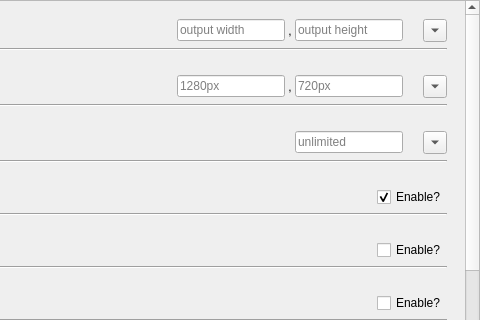
Qt form src/mainwindow.ui (rfrench3/scopebuddy-gui) before a commit; both pictures show x 320 to 800 and y 0 to 320 of the 800 by 600 pixel window.
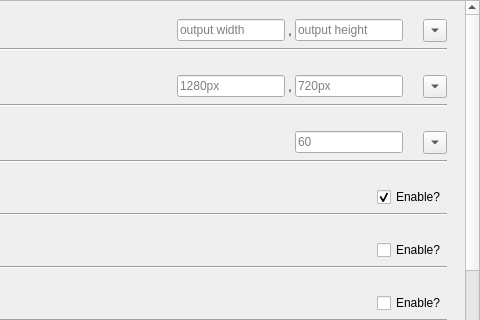
The same form after that commit.

Commit message: update default -r value: The default in gamescope is 60fps, and I incorrectly assumed it was unlimited.

Diff of the .ui file:
```diff
--- a/src/mainwindow.ui
+++ b/src/mainwindow.ui
@@ -414,7 +414,7 @@
                     <number>4</number>
                    </property>
                    <property name="placeholderText">
-                    <string>unlimited</string>
+                    <string>60</string>
                    </property>
                   </widget>
                  </item>
```
